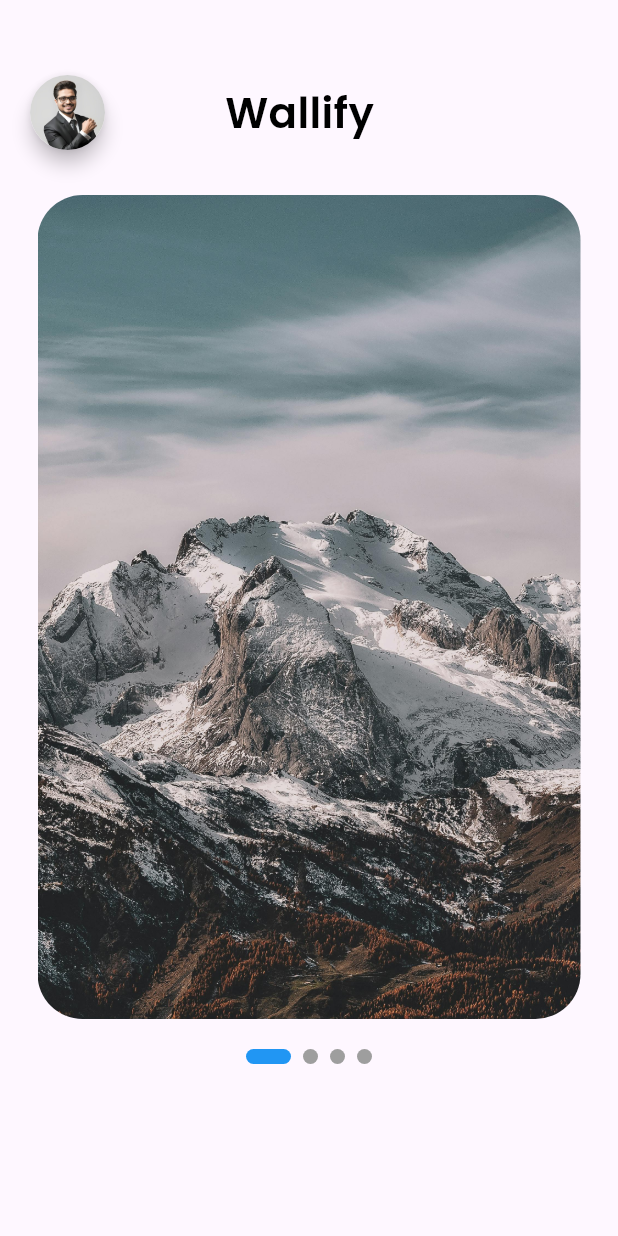
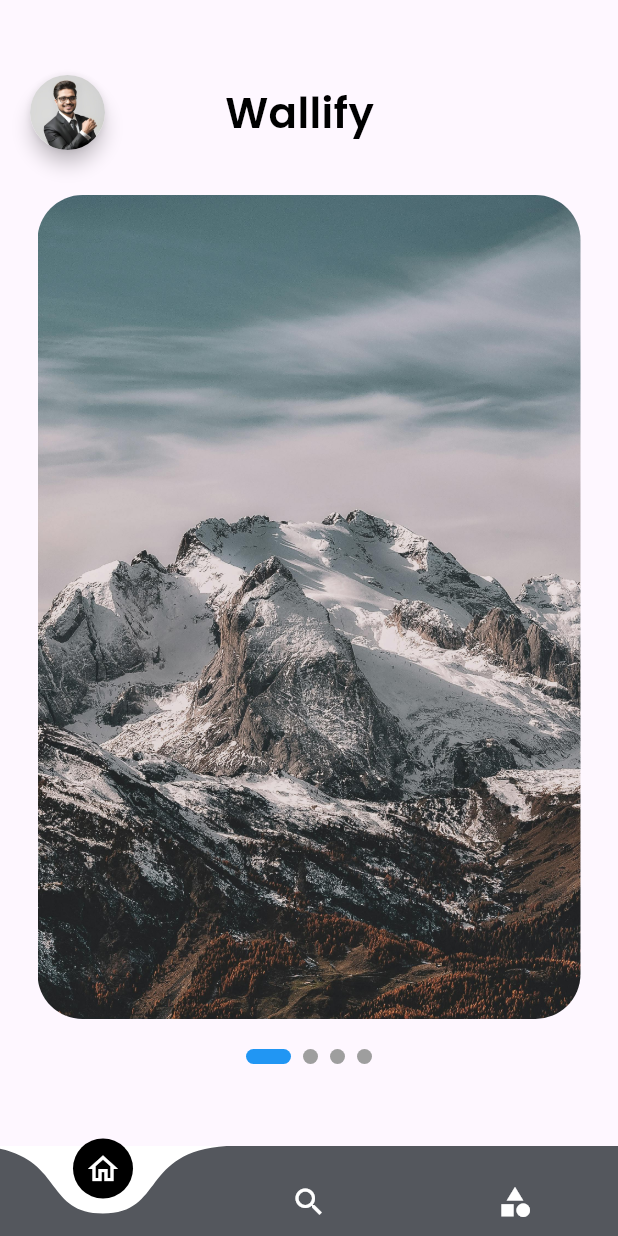
Before and after one commit to devmhsagar/wallpaper, a Flutter app: the screen it shows after launch, on a phone screen of 412 x 824 dp. Run offline on Flutter 3.47's test engine with Material 3 defaults, Android fonts, the phone set to English and light mode, and no system bars; drawn by our look-alikes of carousel_slider, curved_navigation_bar, smooth_page_indicator.

Commit message:
bottom nav bar design and search page create categories page design

```diff
--- a/lib/main.dart
+++ b/lib/main.dart
@@ -1,4 +1,5 @@
 import 'package:flutter/material.dart';
+import 'package:wallpaper/pages/bottom_nav.dart';
 import 'package:wallpaper/pages/home_screen.dart';
 
 void main() {
@@ -18,7 +19,7 @@ class MyApp extends StatelessWidget {
         colorScheme: ColorScheme.fromSeed(seedColor: Colors.deepPurple),
         useMaterial3: true,
       ),
-      home: HomeScreen(),
+      home: BottomNav(),
     );
   }
 }
--- /dev/null
+++ b/lib/pages/bottom_nav.dart
@@ -0,0 +1,54 @@
+import 'package:curved_navigation_bar/curved_navigation_bar.dart';
+import 'package:flutter/material.dart';
+import 'package:wallpaper/pages/categories.dart';
+import 'package:wallpaper/pages/home_screen.dart';
+import 'package:wallpaper/pages/search.dart';
+
+class BottomNav extends StatefulWidget {
+  const BottomNav({super.key});
+
+  @override
+  State<BottomNav> createState() => _BottomNavState();
+}
+
+class _BottomNavState extends State<BottomNav> {
+  int currentTabIndex = 0;
+  late List<Widget> pages;
+  late HomeScreen home;
+  late Search search;
+  late Categories categories;
+  late Widget currentPage;
+
+  @override
+  void initState() {
+    super.initState();
+    home = HomeScreen();
+    search = Search();
+    categories = Categories();
+    pages = [home, search, categories];
+    currentPage = home;
+  }
+
+  @override
+  Widget build(BuildContext context) {
+    return Scaffold(
+      bottomNavigationBar: CurvedNavigationBar(
+        buttonBackgroundColor: Colors.black,
+        backgroundColor: Colors.white,
+        height: 60,
+        color: Color.fromARGB(255, 84, 87, 93),
+        animationDuration: Duration(milliseconds: 500),
+        onTap: (int index) {
+          setState(() {
+            currentTabIndex = index;
+          });
+        },
+        items: [
+        Icon(Icons.home_outlined,color: Colors.white,),
+        Icon(Icons.search_outlined, color: Colors.white,),
+        Icon(Icons.category, color: Colors.white,),
+      ],),
+      body: pages[currentTabIndex],
+    );
+  }
+}
--- a/pubspec.yaml
+++ b/pubspec.yaml
@@ -37,6 +37,7 @@ dependencies:
   cupertino_icons: ^1.0.2
   carousel_slider: ^4.2.1
   smooth_page_indicator: ^1.1.0
+  curved_navigation_bar: ^1.0.3
 
 dev_dependencies:
   flutter_test:
```
Also changed, not shown: lib/pages/categories.dart (added, +231 -0 lines), lib/pages/search.dart (added, +46 -0 lines), assets/images/foood.jpg (added), assets/images/sports.jpg (added), assets/images/wildlife.jpg (added), pubspec.lock.
